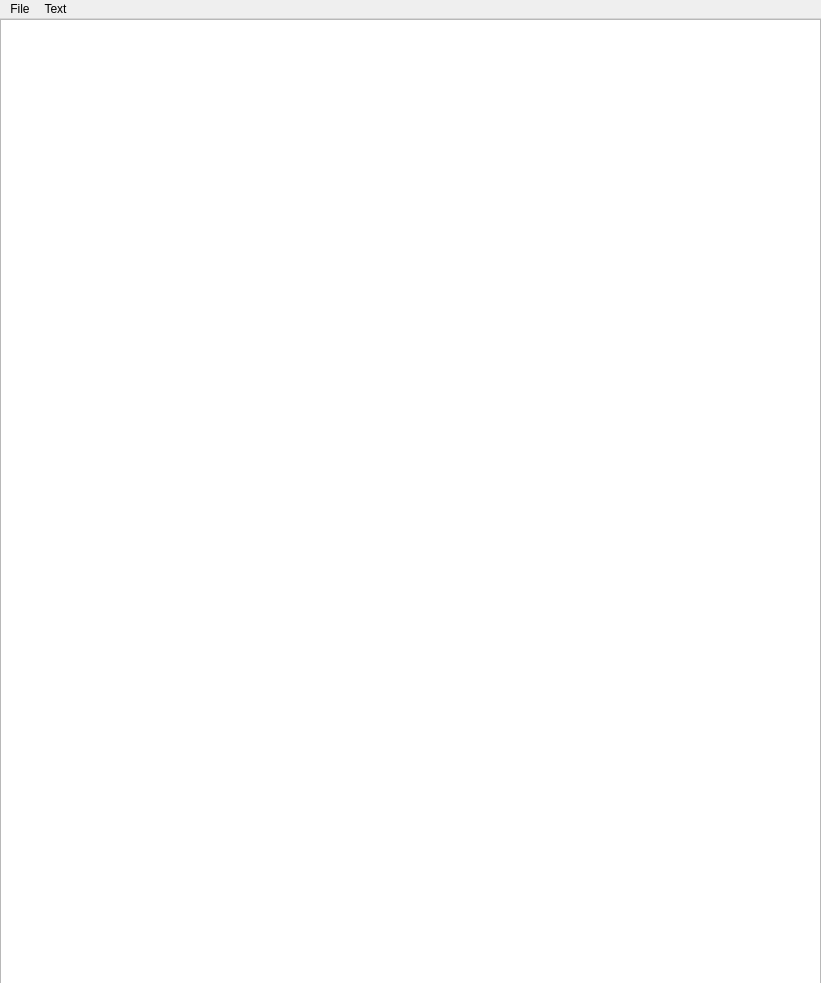
This is mainwindow.ui in PhilippUryas/Vega-QtTextEditor as Qt 5 draws it before an edit. The edited form follows.
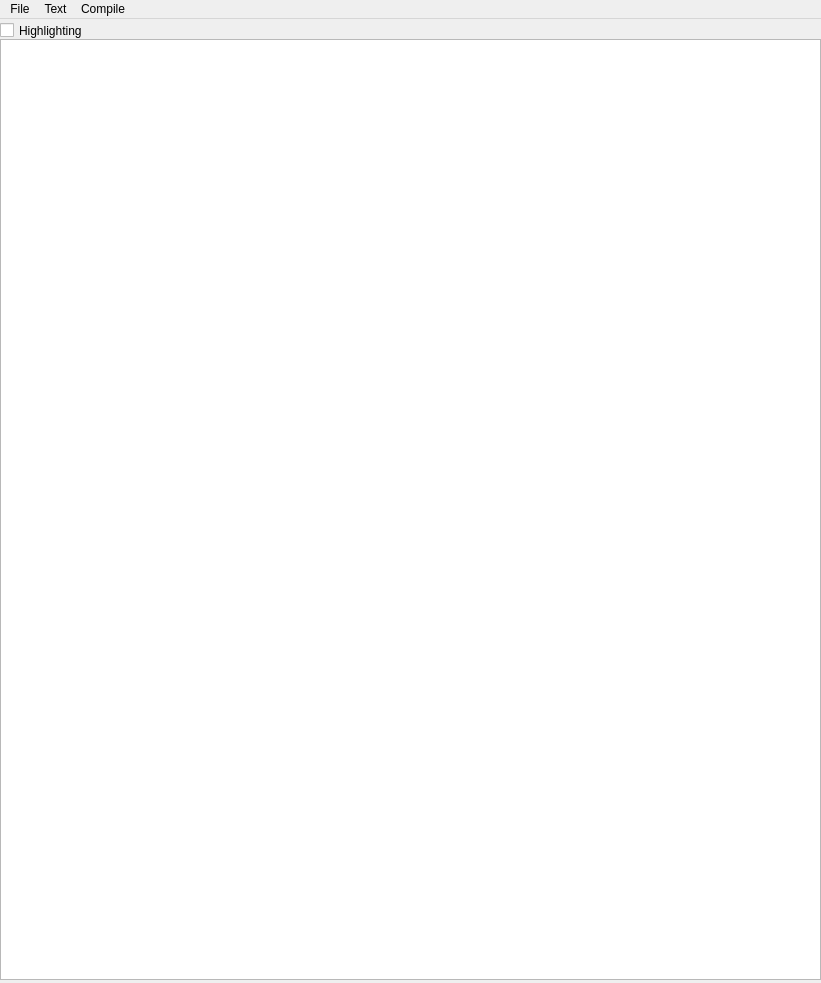
This is the edited form.

Commit message: Add compilation, highlighting setting, font changer

What changed in the file:
```diff
--- a/mainwindow.ui
+++ b/mainwindow.ui
@@ -18,9 +18,9 @@
     <property name="geometry">
      <rect>
       <x>0</x>
-      <y>0</y>
+      <y>20</y>
       <width>821</width>
-      <height>983</height>
+      <height>941</height>
      </rect>
     </property>
     <property name="sizePolicy">
@@ -47,6 +47,19 @@
      <number>40</number>
     </property>
    </widget>
+   <widget class="QCheckBox" name="checkBoxHighlighting">
+    <property name="geometry">
+     <rect>
+      <x>0</x>
+      <y>0</y>
+      <width>109</width>
+      <height>23</height>
+     </rect>
+    </property>
+    <property name="text">
+     <string>Highlighting</string>
+    </property>
+   </widget>
   </widget>
   <widget class="QMenuBar" name="menuBar">
    <property name="geometry">
@@ -76,8 +89,15 @@
     <addaction name="separator"/>
     <addaction name="actionSet_tab_stop"/>
    </widget>
+   <widget class="QMenu" name="menuCompile">
+    <property name="title">
+     <string>Compile</string>
+    </property>
+    <addaction name="actionCompile_gpp"/>
+   </widget>
    <addaction name="menuCreate"/>
    <addaction name="menuFont"/>
+   <addaction name="menuCompile"/>
   </widget>
   <action name="actionCreate_file">
    <property name="text">
```
Left out of the diff: 16 changed lines with no effect on the pictures. The commit also changes 10 other files.
